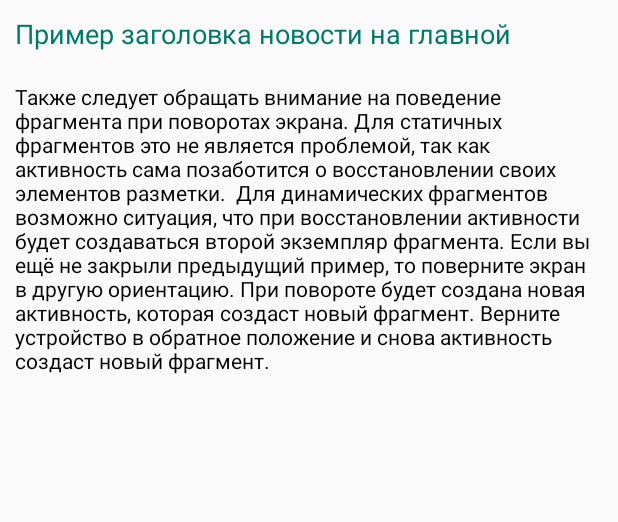
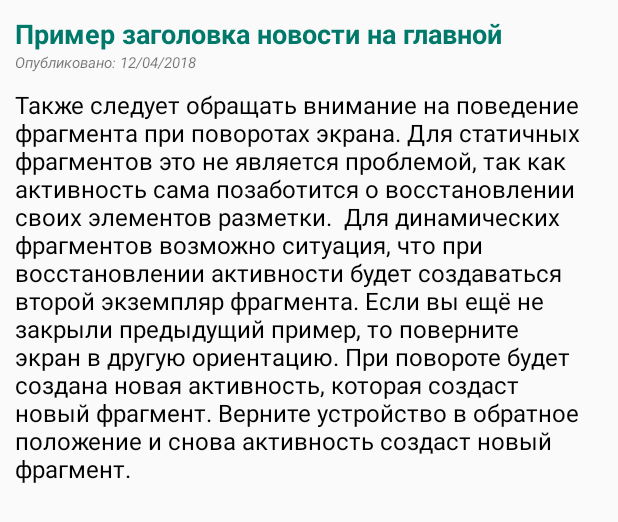
Before and after one commit to enigm777/SKSSApplication, an Android app: the layout news_list_item.xml on its own in the app's theme, with its tools: preview values and no code run, on a phone screen of 412 x 824 dp. Shown: the top 522 px of the screen. Run offline under Robolectric (Android 15) with nearby library versions, the phone set to English and light mode, and no system bars.

Commit message:
- refactored layout of news list item

```diff
--- a/app/src/main/res/layout/news_list_item.xml
+++ b/app/src/main/res/layout/news_list_item.xml
@@ -1,7 +1,8 @@
 <?xml version="1.0" encoding="utf-8"?>
-<RelativeLayout xmlns:android="http://schemas.android.com/apk/res/android"
+<LinearLayout xmlns:android="http://schemas.android.com/apk/res/android"
     android:layout_width="match_parent"
     android:layout_height="wrap_content"
+              android:orientation="vertical"
     xmlns:tools="http://schemas.android.com/tools">
 
     <TextView
@@ -10,8 +11,19 @@
         android:layout_height="wrap_content"
         android:textSize="18sp"
         android:textColor="@color/colorPrimary"
-        android:layout_margin="10dp"
+        android:textStyle="bold"
+        android:layout_marginTop="10dp"
+        android:layout_marginStart="10dp"
         tools:text="Пример заголовка новости на главной"/>
+
+    <TextView
+        android:layout_width="match_parent"
+        android:layout_height="wrap_content"
+        android:text="Опубликовано: 12/04/2018"
+        android:textSize="10sp"
+        android:textStyle="italic"
+        android:layout_marginStart="10sp"
+        />
 
     <ImageView
         android:id="@+id/news_item_image_image_view"
@@ -25,9 +37,10 @@
         android:layout_height="wrap_content"
         android:layout_below="@id/news_item_image_image_view"
         android:textColor="@android:color/primary_text_light"
+        android:textSize="16sp"
         android:layout_margin="10dp"
         tools:text="Также следует обращать внимание на поведение фрагмента при поворотах экрана. Для статичных фрагментов это не является проблемой, так как активность сама позаботится о восстановлении своих элементов разметки.
 
 Для динамических фрагментов возможно ситуация, что при восстановлении активности будет создаваться второй экземпляр фрагмента. Если вы ещё не закрыли предыдущий пример, то поверните экран в другую ориентацию. При повороте будет создана новая активность, которая создаст новый фрагмент. Верните устройство в обратное положение и снова активность создаст новый фрагмент."/>
 
-</RelativeLayout>
+</LinearLayout>
```
